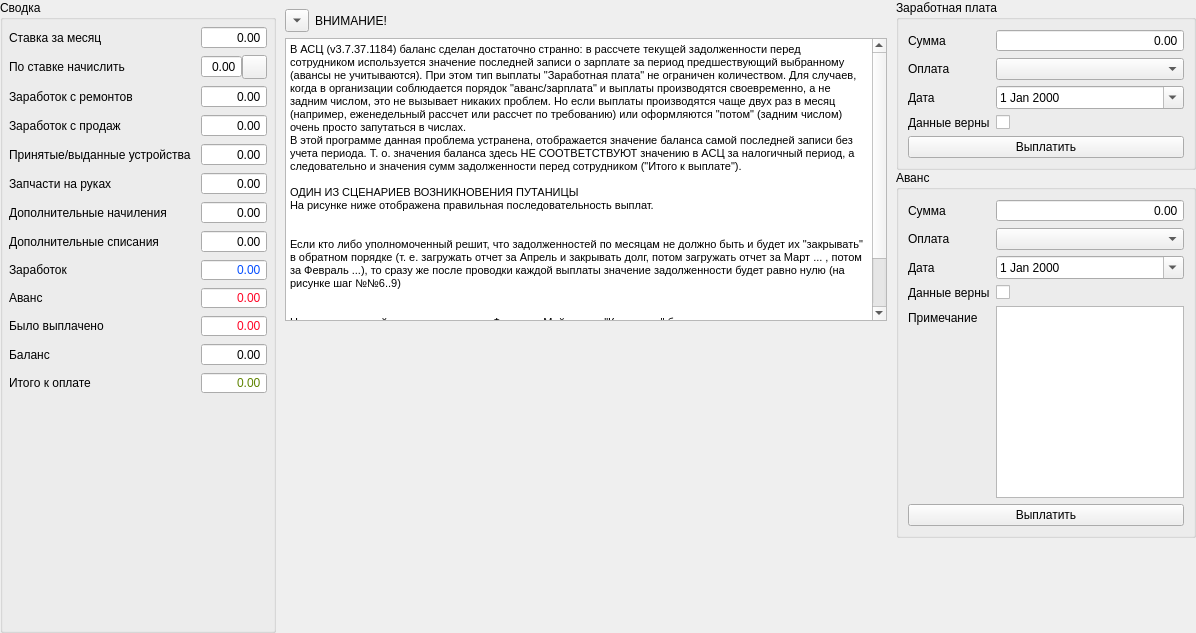
First picture: the form in widgets/salarytabwidgets/spagesalarysummary.ui, repository solderercb/snap_crm, before the edit.
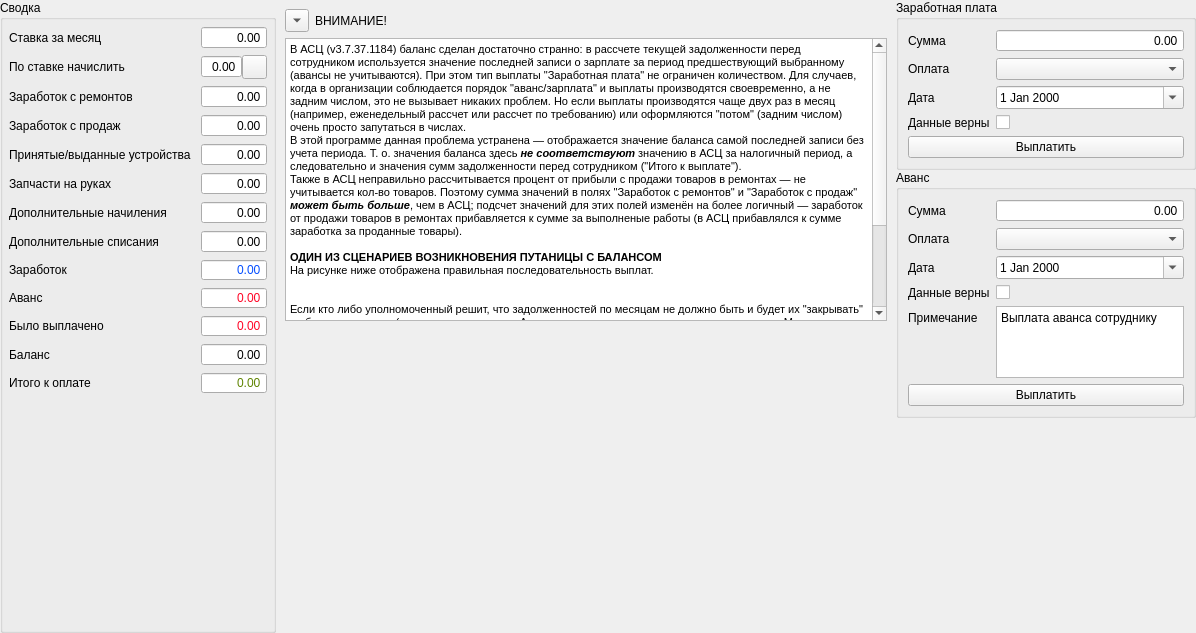
Second picture: the form after the edit. Icons and pictures are not drawn. Custom widgets are drawn as their Qt base class.

Commit message: [SAVEGAME] Зарплата: запрос на получение текущего баланса сотрудника изменён в соответствии концепцией исправления косяков и путаниц АСЦ;           реализовано поведение кнопки справа от поля "По ставке начислить" как в АСЦ;           исправление ошибок и шлифовка кода;

What changed in the file:
```diff
--- a/widgets/salarytabwidgets/spagesalarysummary.ui
+++ b/widgets/salarytabwidgets/spagesalarysummary.ui
@@ -406,9 +406,10 @@
 p, li { white-space: pre-wrap; }
 &lt;/style&gt;&lt;/head&gt;&lt;body style=&quot; font-family:'MS Shell Dlg 2'; font-size:8.25pt; font-weight:400; font-style:normal;&quot;&gt;
 &lt;p style=&quot; margin-top:0px; margin-bottom:0px; margin-left:0px; margin-right:0px; -qt-block-indent:0; text-indent:0px;&quot;&gt;&lt;span style=&quot; font-size:8pt;&quot;&gt;В АСЦ (v3.7.37.1184) баланс сделан достаточно странно: в рассчете текущей задолженности перед сотрудником используется значение последней записи о зарплате за период предшествующий выбранному (авансы не учитываются). При этом тип выплаты &amp;quot;Заработная плата&amp;quot; не ограничен количеством. Для случаев, когда в организации соблюдается порядок &amp;quot;аванс/зарплата&amp;quot; и выплаты производятся своевременно, а не задним числом, это не вызывает никаких проблем. Но если выплаты производятся чаще двух раз в месяц (например, еженедельный рассчет или рассчет по требованию) или оформляются &amp;quot;потом&amp;quot; (задним числом) очень просто запутаться в числах.&lt;/span&gt;&lt;/p&gt;
-&lt;p style=&quot; margin-top:0px; margin-bottom:0px; margin-left:0px; margin-right:0px; -qt-block-indent:0; text-indent:0px;&quot;&gt;&lt;span style=&quot; font-size:8pt;&quot;&gt;В этой программе данная проблема устранена, отображается значение баланса самой последней записи без учета периода. Т. о. значения баланса здесь НЕ СООТВЕТСТВУЮТ значению в АСЦ за налогичный период, а следовательно и значения сумм задолженности перед сотрудником (&amp;quot;Итого к выплате&amp;quot;).&lt;/span&gt;&lt;/p&gt;
+&lt;p style=&quot; margin-top:0px; margin-bottom:0px; margin-left:0px; margin-right:0px; -qt-block-indent:0; text-indent:0px;&quot;&gt;&lt;span style=&quot; font-size:8pt;&quot;&gt;В этой программе данная проблема устранена — отображается значение баланса самой последней записи без учета периода. Т. о. значения баланса здесь &lt;/span&gt;&lt;span style=&quot; font-size:8pt; font-weight:600; font-style:italic;&quot;&gt;не соответствуют&lt;/span&gt;&lt;span style=&quot; font-size:8pt;&quot;&gt; значению в АСЦ за налогичный период, а следовательно и значения сумм задолженности перед сотрудником (&amp;quot;Итого к выплате&amp;quot;).&lt;/span&gt;&lt;/p&gt;
+&lt;p style=&quot; margin-top:0px; margin-bottom:0px; margin-left:0px; margin-right:0px; -qt-block-indent:0; text-indent:0px;&quot;&gt;&lt;span style=&quot; font-size:8pt;&quot;&gt;Также в АСЦ неправильно рассчитывается процент от прибыли с продажи товаров в ремонтах — не учитывается кол-во товаров. Поэтому сумма значений в полях &amp;quot;Заработок с ремонтов&amp;quot; и &amp;quot;Заработок с продаж&amp;quot; &lt;/span&gt;&lt;span style=&quot; font-size:8pt; font-weight:600; font-style:italic;&quot;&gt;может быть больше&lt;/span&gt;&lt;span style=&quot; font-size:8pt;&quot;&gt;, чем в АСЦ; подсчет значений для этих полей изменён на более логичный — заработок от продажи товаров в ремонтах прибавляется к сумме за выполненые работы (в АСЦ прибавлялся к сумме заработка за проданные товары).&lt;/span&gt;&lt;/p&gt;
 &lt;p style=&quot;-qt-paragraph-type:empty; margin-top:0px; margin-bottom:0px; margin-left:0px; margin-right:0px; -qt-block-indent:0; text-indent:0px; font-size:8pt;&quot;&gt;&lt;br /&gt;&lt;/p&gt;
-&lt;p style=&quot; margin-top:0px; margin-bottom:0px; margin-left:0px; margin-right:0px; -qt-block-indent:0; text-indent:0px;&quot;&gt;&lt;span style=&quot; font-size:8pt;&quot;&gt;ОДИН ИЗ СЦЕНАРИЕВ ВОЗНИКНОВЕНИЯ ПУТАНИЦЫ&lt;/span&gt;&lt;/p&gt;
+&lt;p style=&quot; margin-top:0px; margin-bottom:0px; margin-left:0px; margin-right:0px; -qt-block-indent:0; text-indent:0px;&quot;&gt;&lt;span style=&quot; font-size:8pt; font-weight:600;&quot;&gt;ОДИН ИЗ СЦЕНАРИЕВ ВОЗНИКНОВЕНИЯ ПУТАНИЦЫ С БАЛАНСОМ&lt;/span&gt;&lt;/p&gt;
 &lt;p style=&quot; margin-top:0px; margin-bottom:0px; margin-left:0px; margin-right:0px; -qt-block-indent:0; text-indent:0px;&quot;&gt;&lt;span style=&quot; font-size:8pt;&quot;&gt;На рисунке ниже отображена правильная последовательность выплат.&lt;/span&gt;&lt;/p&gt;
 &lt;p style=&quot; margin-top:0px; margin-bottom:0px; margin-left:0px; margin-right:0px; -qt-block-indent:0; text-indent:0px;&quot;&gt;&lt;img src=&quot;:/help/asc_salary_bug_example_01.png&quot; /&gt;&lt;/p&gt;
 &lt;p style=&quot;-qt-paragraph-type:empty; margin-top:0px; margin-bottom:0px; margin-left:0px; margin-right:0px; -qt-block-indent:0; text-indent:0px; font-size:8pt;&quot;&gt;&lt;br /&gt;&lt;/p&gt;
@@ -583,7 +584,7 @@
      <item>
       <widget class="QGroupBox" name="groupBoxSubsistence">
        <property name="sizePolicy">
-        <sizepolicy hsizetype="Minimum" vsizetype="Minimum">
+        <sizepolicy hsizetype="Expanding" vsizetype="Minimum">
          <horstretch>0</horstretch>
          <verstretch>0</verstretch>
         </sizepolicy>
@@ -683,12 +684,24 @@
           </item>
           <item row="4" column="1">
            <widget class="SPlainTextEdit" name="textEditSubsistenceReason">
+            <property name="sizePolicy">
+             <sizepolicy hsizetype="Expanding" vsizetype="Minimum">
+              <horstretch>0</horstretch>
+              <verstretch>0</verstretch>
+             </sizepolicy>
+            </property>
             <property name="minimumSize">
              <size>
               <width>0</width>
-              <height>0</height>
+              <height>50</height>
              </size>
             </property>
+            <property name="sizeAdjustPolicy">
+             <enum>QAbstractScrollArea::AdjustToContents</enum>
+            </property>
+            <property name="plainText">
+             <string>Выплата аванса сотруднику</string>
+            </property>
            </widget>
           </item>
          </layout>
```
Left out of the diff: 4 changed lines with no effect on the pictures. The commit also changes 14 other files.
